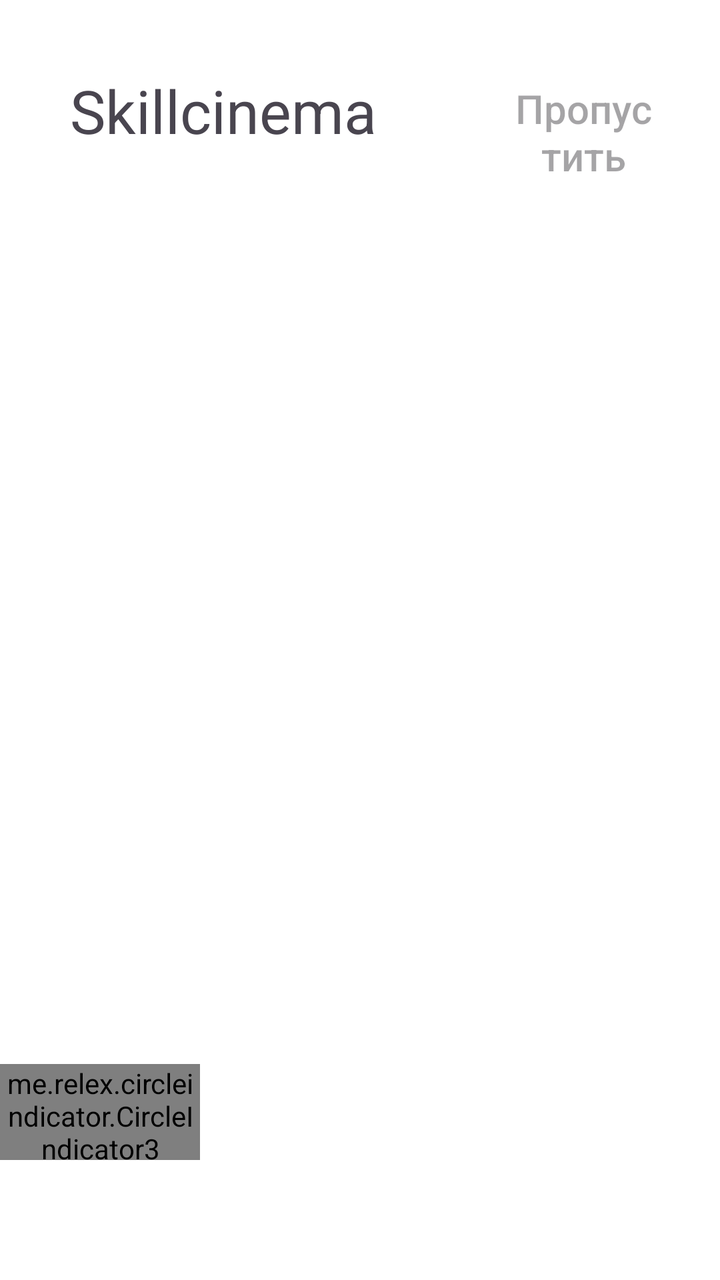
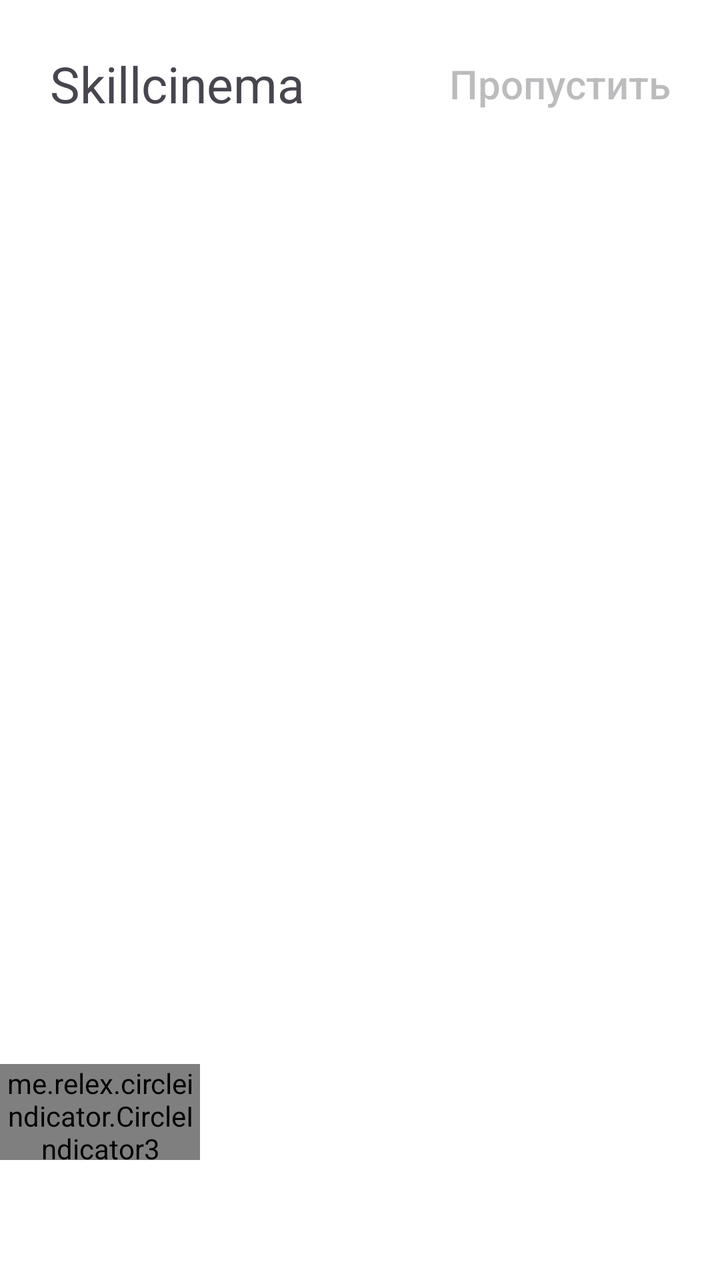

An Android layout rendered at two revisions. The XML below is the earlier revision; the diff shows what the commit changed to produce the second picture.
<!-- AndroidManifest.xml: application theme Theme.SkillCinema -->
<!-- res/layout/fragment_on_boarding.xml -->
<?xml version="1.0" encoding="utf-8"?>
<androidx.constraintlayout.widget.ConstraintLayout xmlns:android="http://schemas.android.com/apk/res/android"
    xmlns:app="http://schemas.android.com/apk/res-auto"
    xmlns:tools="http://schemas.android.com/tools"
    android:layout_width="match_parent"
    android:layout_height="match_parent"
    android:background="@color/white"
    tools:context=".presentation.fragments.OnBoardingFragment">

    <androidx.viewpager2.widget.ViewPager2
        android:id="@+id/pager"
        android:layout_width="match_parent"
        android:layout_height="match_parent"
        app:layout_constraintBottom_toTopOf="parent"
        app:layout_constraintEnd_toEndOf="parent"
        app:layout_constraintStart_toStartOf="parent"
        app:layout_constraintTop_toTopOf="parent" />

    <LinearLayout
        android:id="@+id/container"
        android:layout_width="0dp"
        android:layout_height="wrap_content"
        android:orientation="horizontal"
        app:layout_constraintEnd_toEndOf="parent"
        app:layout_constraintStart_toStartOf="parent"
        app:layout_constraintTop_toTopOf="parent"
        app:layout_constraintVertical_bias="0">

        <androidx.appcompat.widget.AppCompatTextView
            android:id="@+id/appName"
            android:layout_width="wrap_content"
            android:layout_height="wrap_content"
            android:layout_margin="10dp"
            android:padding="25dp"
            android:text="@string/appName"
            android:textAlignment="center"
            android:textSize="30sp"
            app:layout_constraintHorizontal_bias="0" />

        <androidx.appcompat.widget.AppCompatButton
            android:id="@+id/skipButton"
            android:layout_width="wrap_content"
            android:layout_height="wrap_content"
            android:layout_margin="5dp"
            android:alpha="0.4"
            android:background="@null"
            android:padding="25dp"
            android:text="@string/skipButton"
            android:textAllCaps="false"
            android:textSize="20sp" />

    </LinearLayout>

    <me.relex.circleindicator.CircleIndicator3
        android:id="@+id/circleIndicator"
        android:layout_width="100dp"
        android:layout_height="48dp"
        android:layout_marginBottom="60dp"
        android:background="@null"
        app:ci_drawable="@drawable/circle_indicator_color"
        app:layout_constraintBottom_toBottomOf="parent"
        app:layout_constraintStart_toStartOf="parent" />

</androidx.constraintlayout.widget.ConstraintLayout>
<!-- resources referenced by this layout -->
<resources>
  <color name="white">#FFFFFFFF</color>
  <!-- drawable circle_indicator_color (drawable) -->
  <?xml version="1.0" encoding="utf-8"?>
  <shape android:shape="oval"
      xmlns:android="http://schemas.android.com/apk/res/android">
      <solid android:color="@color/black"/>
  </shape>
  <string name="appName">Skillcinema</string>
  <string name="skipButton">Пропустить</string>
  <style name="Theme.SkillCinema" parent="Base.Theme.SkillCinema" />
  <color name="black">#FF000000</color>
  <style name="Base.Theme.SkillCinema" parent="Theme.Material3.DayNight.NoActionBar">
          
          
          <item name="colorPrimaryDark">@color/white</item>
          <item name="android:windowLightStatusBar">true</item>
      </style>
</resources>

<!-- the commit's change to res/layout/fragment_on_boarding.xml (unified diff, before → after) -->
@@ -16,11 +16,10 @@
         app:layout_constraintStart_toStartOf="parent"
         app:layout_constraintTop_toTopOf="parent" />
 
-    <LinearLayout
+    <androidx.constraintlayout.widget.ConstraintLayout
         android:id="@+id/container"
         android:layout_width="0dp"
         android:layout_height="wrap_content"
-        android:orientation="horizontal"
         app:layout_constraintEnd_toEndOf="parent"
         app:layout_constraintStart_toStartOf="parent"
         app:layout_constraintTop_toTopOf="parent"
@@ -30,26 +29,31 @@
             android:id="@+id/appName"
             android:layout_width="wrap_content"
             android:layout_height="wrap_content"
-            android:layout_margin="10dp"
-            android:padding="25dp"
+            android:padding="@dimen/main_padding"
             android:text="@string/appName"
             android:textAlignment="center"
-            android:textSize="30sp"
-            app:layout_constraintHorizontal_bias="0" />
+            android:textSize="25sp"
+            app:layout_constraintBottom_toBottomOf="parent"
+            app:layout_constraintHorizontal_bias="0"
+            app:layout_constraintStart_toStartOf="parent"
+            app:layout_constraintTop_toTopOf="parent" />
 
         <androidx.appcompat.widget.AppCompatButton
             android:id="@+id/skipButton"
             android:layout_width="wrap_content"
             android:layout_height="wrap_content"
-            android:layout_margin="5dp"
-            android:alpha="0.4"
+            android:alpha="0.3"
             android:background="@null"
-            android:padding="25dp"
+            android:padding="@dimen/main_padding"
             android:text="@string/skipButton"
             android:textAllCaps="false"
-            android:textSize="20sp" />
+            android:textSize="20sp"
+            app:layout_constraintBottom_toBottomOf="parent"
+            app:layout_constraintEnd_toEndOf="parent"
+            app:layout_constraintHorizontal_bias="0"
+            app:layout_constraintTop_toTopOf="parent" />
 
-    </LinearLayout>
+    </androidx.constraintlayout.widget.ConstraintLayout>
 
     <me.relex.circleindicator.CircleIndicator3
         android:id="@+id/circleIndicator"
<!-- resource entries referenced after the edit -->
@@ -1,6 +1,7 @@
 <!-- resources referenced by this layout -->
 <resources>
   <color name="white">#FFFFFFFF</color>
+  <dimen name="main_padding">25dp</dimen>
   <!-- drawable circle_indicator_color (drawable) -->
   <?xml version="1.0" encoding="utf-8"?>
   <shape android:shape="oval"
